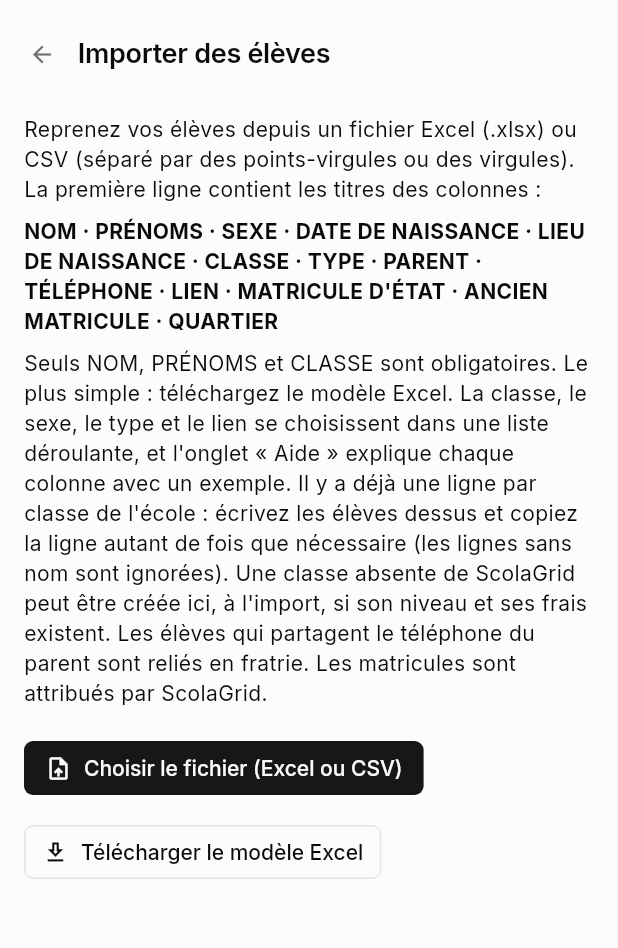
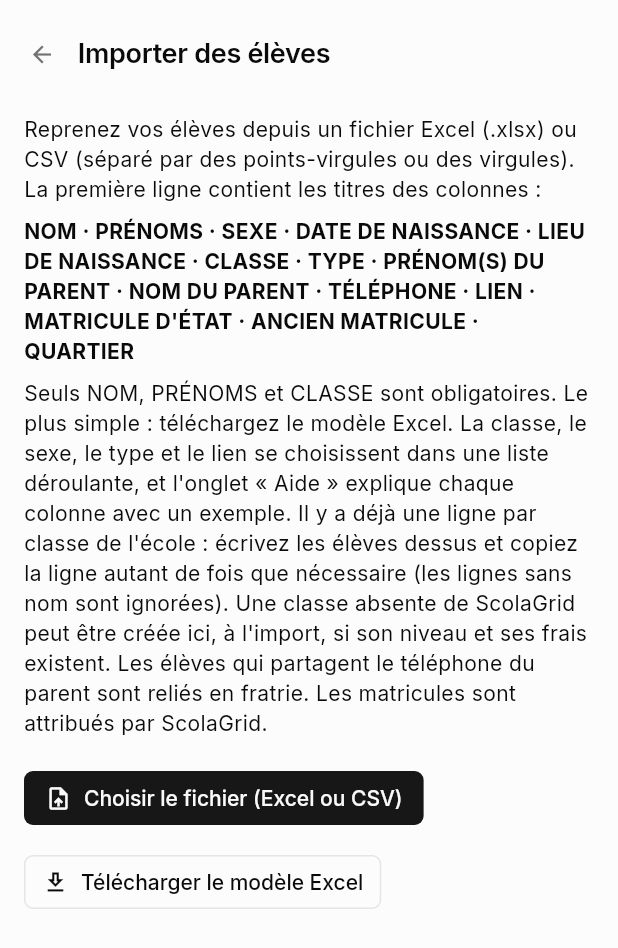
Before and after one commit to thiernod7/scolagrid, a Flutter app: the ImportElevesScreen widget shown alone on an empty page, opened directly with empty values, on a phone screen of 412 x 824 dp. Shown: the top 948 px of the screen. Run offline on Flutter 3.47's test engine with Material 3 defaults, Android fonts, the phone set to English and light mode, and no system bars; our stand-ins replace file_picker, image_picker, pdf, printing, supabase_flutter; missing offline and left inert: excel, powersync; accounts and stored records are empty; statements that could not run were skipped.

Commit message:
Import : prénom(s) et nom du parent en deux colonnes (l'ancienne colonne PARENT reste acceptée)
Co-Authored-By: Claude Opus 5.5 <noreply@anthropic.com>
Claude-Session: https://claude.ai/code/session_0122T6VeE6RqCURT9aMrpCiN

```diff
--- a/app/lib/import_ecran.dart
+++ b/app/lib/import_ecran.dart
@@ -267,14 +267,15 @@ class _ImportElevesScreenState extends State<ImportElevesScreen> {
                 poste['poste_id'], monId, maintenant, maintenant,
               ]);
           final tel = l.telephone == null ? null : numeroInternational(l.telephone!);
-          final nomParent = l.valeurs['parent'] ?? (tel == null ? null : 'Parent de ${l.prenoms}');
-          if (nomParent != null && nomParent.trim().length >= 2) {
+          final parent = l.parent ?? (tel == null ? null : (complet: 'Parent de ${l.prenoms}', prenoms: null, nom: null));
+          if (parent != null) {
             var contactId = tel == null ? null : contacts[tel];
             if (contactId == null) {
               contactId = (await tx.get('SELECT uuid() AS id'))['id'] as String;
               await tx.execute(
-                  'INSERT INTO contacts (id, organisation_id, nom_complet, telephone, created_at, updated_at) VALUES (?, ?, ?, ?, ?, ?)',
-                  [contactId, o, nomParent.trim(), tel, maintenant, maintenant]);
+                  'INSERT INTO contacts (id, organisation_id, nom_complet, prenoms, nom, telephone, created_at, updated_at) '
+                  'VALUES (?, ?, ?, ?, ?, ?, ?, ?)',
+                  [contactId, o, parent.complet, parent.prenoms, parent.nom, tel, maintenant, maintenant]);
               if (tel != null) contacts[tel] = contactId;
             }
             await tx.execute(
@@ -377,7 +378,7 @@ class _ImportElevesScreenState extends State<ImportElevesScreen> {
         const Text('Reprenez vos élèves depuis un fichier Excel (.xlsx) ou CSV (séparé par des points-virgules ou des '
             'virgules). La première ligne contient les titres des colonnes :'),
         const SizedBox(height: 8),
-        const Text('NOM · PRÉNOMS · SEXE · DATE DE NAISSANCE · LIEU DE NAISSANCE · CLASSE · TYPE · PARENT · TÉLÉPHONE · '
+        const Text('NOM · PRÉNOMS · SEXE · DATE DE NAISSANCE · LIEU DE NAISSANCE · CLASSE · TYPE · PRÉNOM(S) DU PARENT · NOM DU PARENT · TÉLÉPHONE · '
             "LIEN · MATRICULE D'ÉTAT · ANCIEN MATRICULE · QUARTIER",
             style: TextStyle(fontWeight: FontWeight.bold)),
         const SizedBox(height: 8),
--- a/app/lib/import_eleves.dart
+++ b/app/lib/import_eleves.dart
@@ -76,7 +76,7 @@ List<List<String?>> lireCsv(List<int> octets) {
   return lignes;
 }
 
-const _enteteCsv = "NOM;PRÉNOMS;SEXE;DATE DE NAISSANCE;LIEU DE NAISSANCE;CLASSE;TYPE;PARENT;TÉLÉPHONE;LIEN;MATRICULE D'ÉTAT;QUARTIER";
+const _enteteCsv = "NOM;PRÉNOMS;SEXE;DATE DE NAISSANCE;LIEU DE NAISSANCE;CLASSE;TYPE;PRÉNOM(S) DU PARENT;NOM DU PARENT;TÉLÉPHONE;LIEN;MATRICULE D'ÉTAT;QUARTIER";
 
 /// Classes du modèle guinéen, pour un modèle sans classes encore créées.
 const classesModeleGuineen = [
@@ -113,7 +113,10 @@ const colonnesImport = {
   'lieu': ['LIEU DE NAISSANCE', 'LIEU NAISSANCE', 'NE A'],
   'classe': ['CLASSE'],
   'type': ['TYPE', 'ADMISSION', 'TYPE D ADMISSION'],
-  'parent': ['PARENT', 'TUTEUR', 'NOM DU PARENT', 'NOM DU TUTEUR', 'PARENT TUTEUR'],
+  // Parent en une seule case (ancien registre), ou prénom(s) et nom séparés (notre modèle).
+  'parent': ['PARENT', 'TUTEUR', 'NOM DU TUTEUR', 'PARENT TUTEUR', 'NOM COMPLET DU PARENT'],
+  'parent_prenoms': ['PRENOM S DU PARENT', 'PRENOMS DU PARENT', 'PRENOM DU PARENT', 'PRENOMS PARENT', 'PRENOM PARENT'],
+  'parent_nom': ['NOM DU PARENT', 'NOM PARENT'],
   'telephone': ['TELEPHONE', 'TEL', 'CONTACT', 'TELEPHONE PARENT', 'TEL PARENT', 'TELEPHONE DU PARENT'],
   'lien': ['LIEN', 'LIEN DE PARENTE', 'PARENTE'],
   'matricule_etat': ['MATRICULE ETAT', 'MATRICULE D ETAT', 'MATRICULE NATIONAL'],
@@ -141,6 +144,18 @@ class LigneImport {
 
   String get nom => (valeurs['nom'] ?? '').trim().toUpperCase();
   String get prenoms => (valeurs['prenoms'] ?? '').trim();
+  /// Le parent : prénom(s) et nom séparés si le fichier les donne, sinon un nom complet
+  /// (« NOM DU PARENT » seul, ou une colonne PARENT). Null si rien n'est écrit.
+  ({String complet, String? prenoms, String? nom})? get parent {
+    final p = valeurs['parent_prenoms']?.trim();
+    final n = valeurs['parent_nom']?.trim();
+    if (p != null && p.isNotEmpty && n != null && n.isNotEmpty) {
+      return (complet: nomPersonne(p, n), prenoms: p, nom: n.toUpperCase());
+    }
+    final seul = valeurs['parent'] ?? n ?? p;
+    return seul == null || seul.trim().length < 2 ? null : (complet: seul.trim(), prenoms: null, nom: null);
+  }
+
   String? get telephone {
     final t = (valeurs['telephone'] ?? '').replaceAll(RegExp(r'[^0-9+]'), '');
     return t.length < 8 ? null : t;
--- a/app/lib/modele_excel.dart
+++ b/app/lib/modele_excel.dart
@@ -27,11 +27,12 @@ const _aussiCompris = {
 };
 
 const titresImport = [
-  'NOM', 'PRÉNOMS', 'SEXE', 'DATE DE NAISSANCE', 'LIEU DE NAISSANCE', 'CLASSE', 'TYPE', 'PARENT', 'TÉLÉPHONE', 'LIEN',
+  'NOM', 'PRÉNOMS', 'SEXE', 'DATE DE NAISSANCE', 'LIEU DE NAISSANCE', 'CLASSE', 'TYPE', 'PRÉNOM(S) DU PARENT', 'NOM DU PARENT',
+  'TÉLÉPHONE', 'LIEN',
   "MATRICULE D'ÉTAT", 'ANCIEN MATRICULE', 'QUARTIER',
 ];
 
-const _largeurs = [18, 24, 8, 20, 20, 22, 16, 24, 18, 16, 20, 20, 20];
+const _largeurs = [18, 24, 8, 20, 20, 22, 16, 24, 18, 18, 16, 20, 20, 20];
 
 /// Nombre de lignes couvertes par les listes déroulantes.
 const _lignesMax = 3000;
@@ -102,15 +103,17 @@ Uint8List modeleExcelPour(List<String> classes, {List<NiveauGuide> niveauxEcole
     liste('C', '"M,F"', 'Sexe', 'M (garçon) ou F (fille).', 'Choisissez M ou F.'),
     liste('G', '"Nouvelle,Réinscription,Transfert"', 'Type', 'Vide = Réinscription.',
         'Choisissez Nouvelle, Réinscription ou Transfert.'),
-    liste('J', '"Père,Mère,Oncle,Tante,Grand-parent,Frère ou sœur,Tuteur"', 'Lien', 'Lien du parent avec l\'élève. Vide = Tuteur.',
+    liste('K', '"Père,Mère,Oncle,Tante,Grand-parent,Frère ou sœur,Tuteur"', 'Lien', 'Lien du parent avec l\'élève. Vide = Tuteur.',
         'Choisissez dans la liste.'),
     conseil('D', 'Date de naissance', 'Jour/mois/année, par exemple 15/03/2014.'),
-    conseil('I', 'Téléphone', 'Numéro du parent, par exemple 620 00 00 00.'),
-    conseil('L', 'Ancien matricule', "Celui de votre ancien registre, s'il existe. ScolaGrid attribue le sien et garde celui-ci."),
+    conseil('H', 'Prénom(s) du parent', 'Prénom(s) du parent ou du tuteur, par exemple Fatoumata.'),
+    conseil('I', 'Nom du parent', 'Nom de famille du parent, par exemple BAH.'),
+    conseil('J', 'Téléphone', 'Numéro du parent, par exemple 620 00 00 00.'),
+    conseil('M', 'Ancien matricule', "Celui de votre ancien registre, s'il existe. ScolaGrid attribue le sien et garde celui-ci."),
   ];
   final feuilleEleves = feuille(
     vue: figee.replaceFirst('%A%', ' tabSelected="1"'),
-    colonnes: largeurs(_largeurs, styles: {8: 2, 10: 2, 11: 2}),
+    colonnes: largeurs(_largeurs, styles: {9: 2, 11: 2, 12: 2}),
     donnees: eleves.toString(),
     fin: '<dataValidations count="${validations.length}">${validations.join()}</dataValidations>',
   );
@@ -134,7 +137,8 @@ Uint8List modeleExcelPour(List<String> classes, {List<NiveauGuide> niveauxEcole
     ['LIEU DE NAISSANCE', 'Non', 'Ville ou préfecture.', 'Labé'],
     ['CLASSE', 'Oui', "Dans la liste. Une autre classe s'écrit comme dans l'onglet « Guide des classes » : niveau, série (lycée), lettre.", '%CLASSE%'],
     ['TYPE', 'Non', 'Nouvelle, Réinscription ou Transfert. Vide = Réinscription.', 'Réinscription'],
-    ['PARENT', 'Non', 'Nom du parent ou du tuteur.', 'Fatoumata BAH'],
+    ['PRÉNOM(S) DU PARENT', 'Non', 'Prénom(s) du parent ou du tuteur.', 'Fatoumata'],
+    ['NOM DU PARENT', 'Non', 'Nom de famille du parent (mis en majuscules). Un ancien fichier avec une seule colonne PARENT est aussi accepté.', 'BAH'],
     ['TÉLÉPHONE', 'Non', 'Numéro du parent. Les élèves avec le même numéro sont reliés en frères et sœurs.', '620 00 00 00'],
     ['LIEN', 'Non', 'Père, Mère, Oncle… dans la liste. Vide = Tuteur.', 'Mère'],
     ["MATRICULE D'ÉTAT", 'Non', 'Matricule national (CEE, BEPC…) s\'il existe.', ''],
--- a/app/pubspec.yaml
+++ b/app/pubspec.yaml
@@ -1,7 +1,7 @@
 name: scolagrid
 description: Scolagrid, gestion scolaire hors ligne d'abord.
 publish_to: none
-version: 0.8.8+25
+version: 0.8.9+26
 
 environment:
   sdk: ^3.10.0
```
Also changed, not shown: 1 other file.
